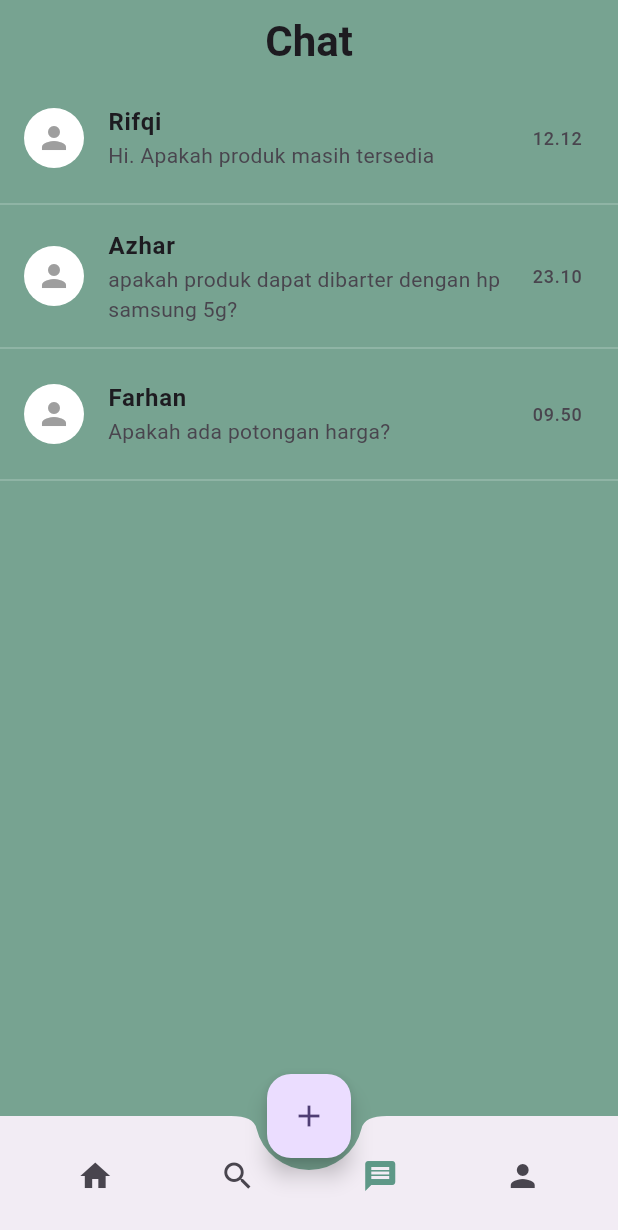
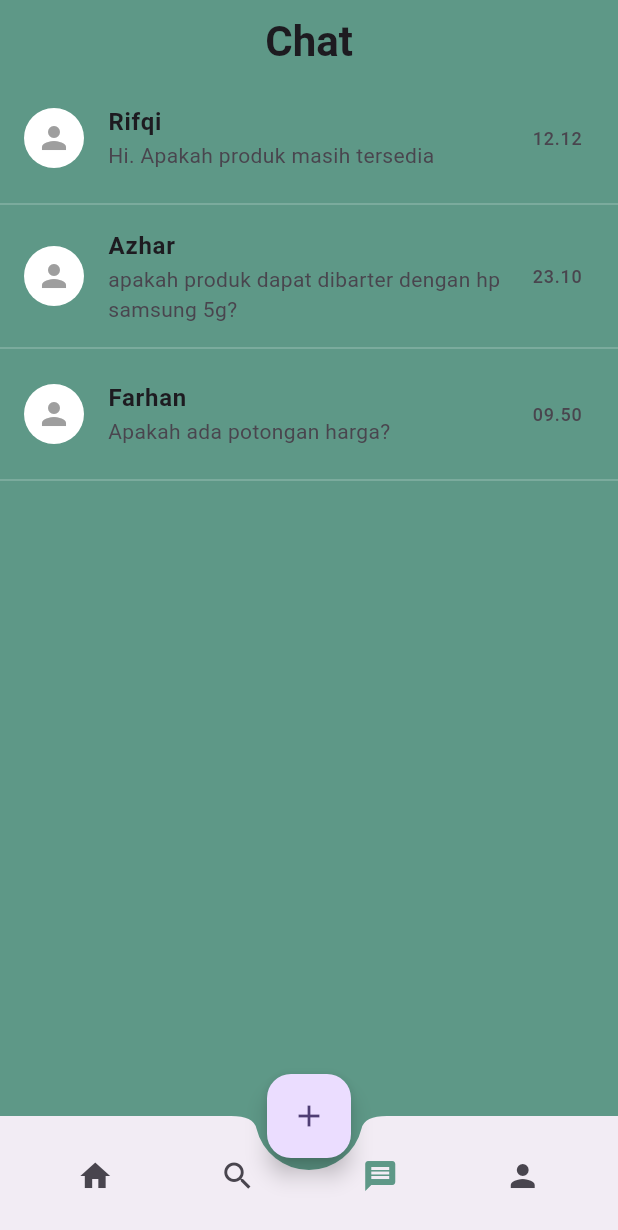
Before and after one commit to sulthanrifqianandyto/BarterApps, a Flutter app: the ChatScreen screen opened directly, on a phone screen of 412 x 824 dp. Shown: the top 1230 px of the screen. Run offline on Flutter 3.47's test engine with Material 3 defaults, Android fonts, the light colour scheme and no system bars.

Commit message:
commit rifqi

```diff
--- a/lib/chat.dart
+++ b/lib/chat.dart
@@ -18,7 +18,7 @@ class ChatScreen extends StatelessWidget {
   @override
   Widget build(BuildContext context) {
     return Scaffold(
-      backgroundColor: Color(0xFF77A391),
+      backgroundColor: Color.fromRGBO(94, 152, 135, 1.0),
       appBar: AppBar(
         title: Text(
           'Chat',
@@ -28,7 +28,7 @@ class ChatScreen extends StatelessWidget {
           ),
         ),
         centerTitle: true, // Memposisikan teks di tengah app bar
-        backgroundColor: Color(0xFF77A391),
+        backgroundColor: Color.fromRGBO(94, 152, 135, 1.0),
         elevation: 0,
       ),
       body: ListView(
--- a/lib/registrasi.dart
+++ b/lib/registrasi.dart
@@ -15,7 +15,7 @@ class MyApp extends StatelessWidget {
               style: TextStyle(fontSize: 24, fontWeight: FontWeight.bold)),
         ),
         body: Container(
-          color: Colors.green[900],
+          color: Color.fromRGBO(94, 152, 135, 1.0),
           child: SingleChildScrollView(
             padding: EdgeInsets.all(20),
             child: Column(
```
Also changed, not shown: pubspec.lock.
